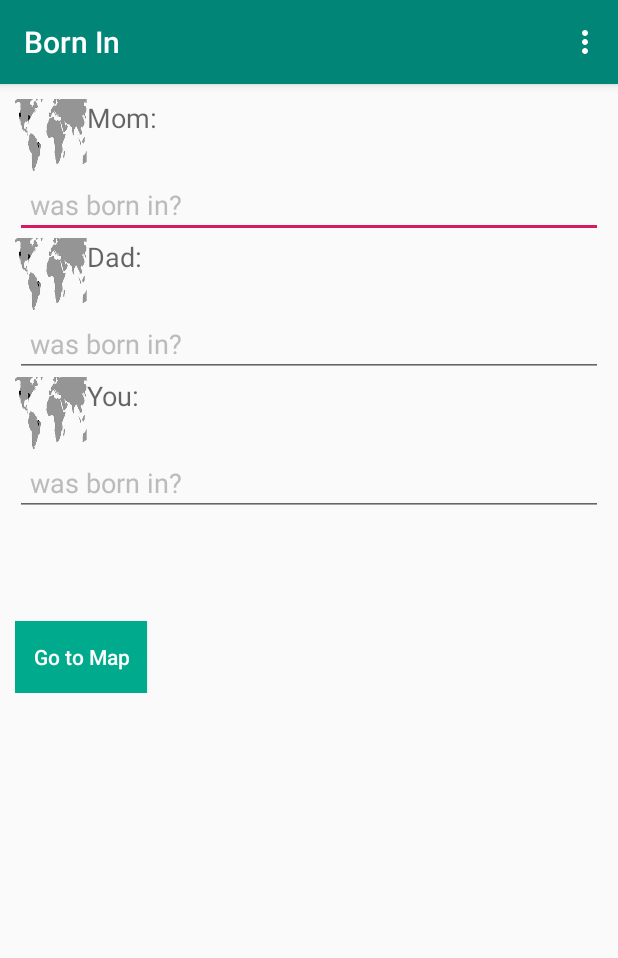
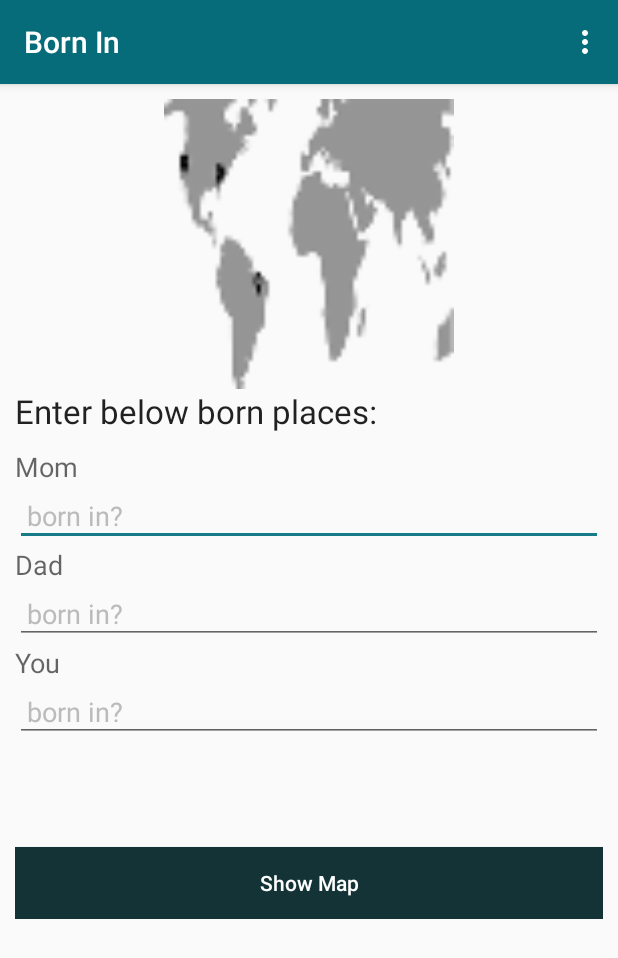
Before and after one commit to AndreSand/BornInApp, an Android app: the screen it shows after launch (MainActivity), on a phone screen of 412 x 824 dp. Shown: the top 958 px of the screen. Run offline under Robolectric (Android 15) with nearby library versions, the phone set to English and light mode, and no system bars.

Commit message:
Release 58: UI changes.

```diff
--- a/app/build.gradle
+++ b/app/build.gradle
@@ -31,8 +31,8 @@ android {
         applicationId "com.bornin.androidapp"
         minSdkVersion 21
         targetSdkVersion 28
-        versionCode 57
-        versionName "1.57"
+        versionCode 58
+        versionName "1.58"
         testInstrumentationRunner "android.support.test.runner.AndroidJUnitRunner"
     }
     signingConfigs {
--- a/app/src/main/java/com/kotlinmap/andres/mapapp/MainActivity.kt
+++ b/app/src/main/java/com/kotlinmap/andres/mapapp/MainActivity.kt
@@ -47,7 +47,7 @@ class MainActivity : AppCompatActivity() {
 //            }
 
             // check if App it's from unknown market; kill app. No app sideload allowed.
-            toast("borninapp" + "getAppStore: " + getAppStore(this))
+            // toast("borninapp" + "getAppStore: " + getAppStore(this))
             Log.v("borninapp", "MainActivity: getAppStore: " + getAppStore(this))
 
 
--- a/app/src/main/res/layout/activity_maps.xml
+++ b/app/src/main/res/layout/activity_maps.xml
@@ -23,7 +23,9 @@
 
     <include layout="@layout/content_maps"/>
 
+<!--    android:visibility="gone"-->
     <android.support.design.widget.FloatingActionButton
+            android:visibility="gone"
             android:id="@+id/fab"
             android:layout_width="wrap_content"
             android:layout_height="wrap_content"
--- a/app/src/main/res/layout/content_main.xml
+++ b/app/src/main/res/layout/content_main.xml
@@ -18,15 +18,26 @@
             android:orientation="vertical"
             android:padding="10dp"
             android:weightSum="1"
-            tools:ignore="MissingConstraints">
+            tools:ignore="MissingConstraints" tools:layout_editor_absoluteY="-1dp" tools:layout_editor_absoluteX="28dp">
 
 
+        <ImageView
+                android:layout_width="match_parent"
+                android:layout_height="193dp" app:srcCompat="@mipmap/ic_launcher" android:id="@+id/imageView"
+        />
+
         <TextView
+                android:text="Enter below born places:"
+                android:textAppearance="?android:attr/textAppearanceLarge"
+                android:layout_width="match_parent"
+                android:layout_height="wrap_content"
+                android:id="@+id/textView"/>
+        <TextView
+                android:layout_marginTop="10dp"
                 android:id="@+id/textView1"
                 android:layout_width="match_parent"
                 android:layout_height="wrap_content"
-                android:text="Mom:"
-                android:drawableLeft="@mipmap/ic_launcher"
+                android:text="Mom"
                 android:textAppearance="?android:attr/textAppearanceMedium"
         />
 
@@ -39,16 +50,15 @@
                 android:ellipsize="end"
                 android:inputType="textCapWords"
                 android:maxLines="1"
-                android:padding="10dp"
-                android:hint="was born in?"
-                android:textColorHint="#bbbbbb" />
+                android:padding="8dp"
+                android:hint="born in?"
+                android:textColorHint="#bbbbbb"/>
 
         <TextView
                 android:id="@+id/textView2"
                 android:layout_width="wrap_content"
                 android:layout_height="wrap_content"
-                android:drawableLeft="@mipmap/ic_launcher"
-                android:text="Dad:"
+                android:text="Dad"
                 android:textAlignment="center"
                 android:textAppearance="?android:attr/textAppearanceMedium"
         />
@@ -62,16 +72,15 @@
                 android:ellipsize="end"
                 android:inputType="textCapWords"
                 android:maxLines="1"
-                android:padding="10dp"
-                android:hint="was born in?"
-                android:textColorHint="#bbbbbb" />
+                android:padding="8dp"
+                android:hint="born in?"
+                android:textColorHint="#bbbbbb"/>
 
         <TextView
                 android:id="@+id/textView3"
                 android:layout_width="wrap_content"
                 android:layout_height="wrap_content"
-                android:drawableLeft="@mipmap/ic_launcher"
-                android:text="You: "
+                android:text="You"
                 android:textAppearance="?android:attr/textAppearanceMedium"/>
 
         <EditText
@@ -83,36 +92,23 @@
                 android:ellipsize="end"
                 android:inputType="textCapWords"
                 android:maxLines="1"
-                android:padding="10dp"
-                android:hint="was born in?"
-                android:textColorHint="#bbbbbb" />
-
-
-
+                android:padding="8dp"
+                android:hint="born in?"
+                android:textColorHint="#bbbbbb"/>
         <Button
                 android:id="@+id/btGoToMap"
                 android:layout_below="@+id/form_layout"
-                android:layout_width="wrap_content"
+                android:layout_width="match_parent"
                 android:layout_height="wrap_content"
                 android:layout_marginTop="70dp"
-                android:padding="10dp"
-                android:background="#00AA8D"
+                android:padding="8dp"
+                android:background="#133337"
                 android:textColor="#ffffff"
-                android:text="Go to Map"
+                android:text="Show Map"
+
                 android:textAllCaps="false"
-                app:layout_constraintBottom_toTopOf="parent"
-                app:layout_constraintEnd_toStartOf="parent"
-                app:layout_constraintStart_toStartOf="parent"
-                app:layout_constraintTop_toTopOf="parent"
                 tools:layout_editor_absoluteX="0dp"
-                tools:layout_editor_absoluteY="0dp" />
-
-
-
-
-
+                tools:layout_editor_absoluteY="0dp" android:gravity="center"/>
 
     </LinearLayout>
-
-
 </android.support.constraint.ConstraintLayout>
--- a/app/src/main/res/values/colors.xml
+++ b/app/src/main/res/values/colors.xml
@@ -1,6 +1,6 @@
 <?xml version="1.0" encoding="utf-8"?>
 <resources>
-    <color name="colorPrimary">#008577</color>
-    <color name="colorPrimaryDark">#00574B</color>
-    <color name="colorAccent">#D81B60</color>
+    <color name="colorPrimary">#076C7A</color>
+    <color name="colorPrimaryDark">#133337</color>
+    <color name="colorAccent">#177B88</color>
 </resources>
```
Also changed, not shown: app/src/main/java/com/kotlinmap/andres/mapapp/MapsActivity.kt (+7 -6 lines), app/src/main/res/layout/content_maps.xml (+15 -14 lines).
